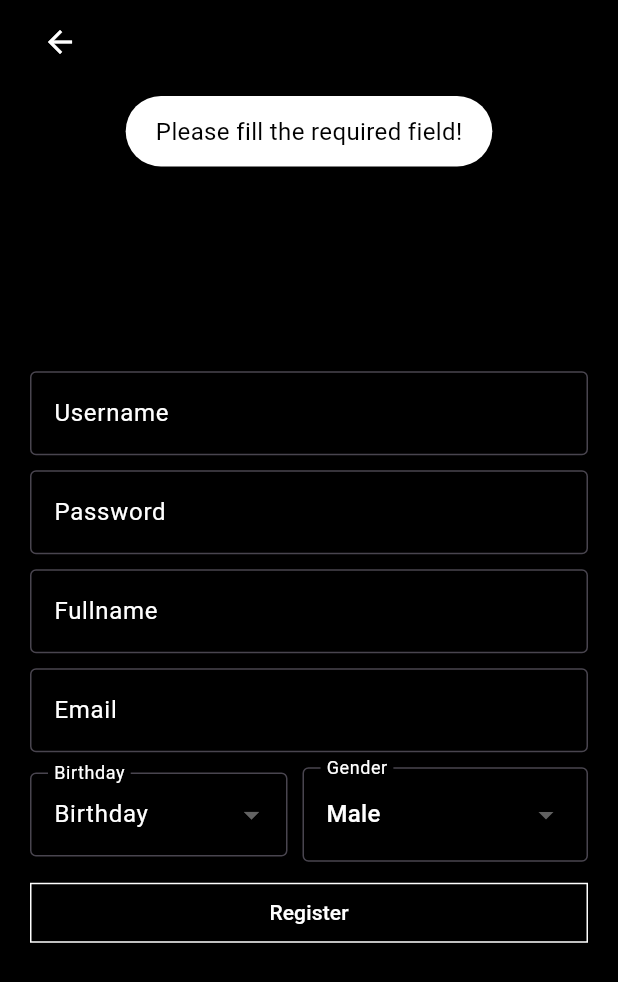
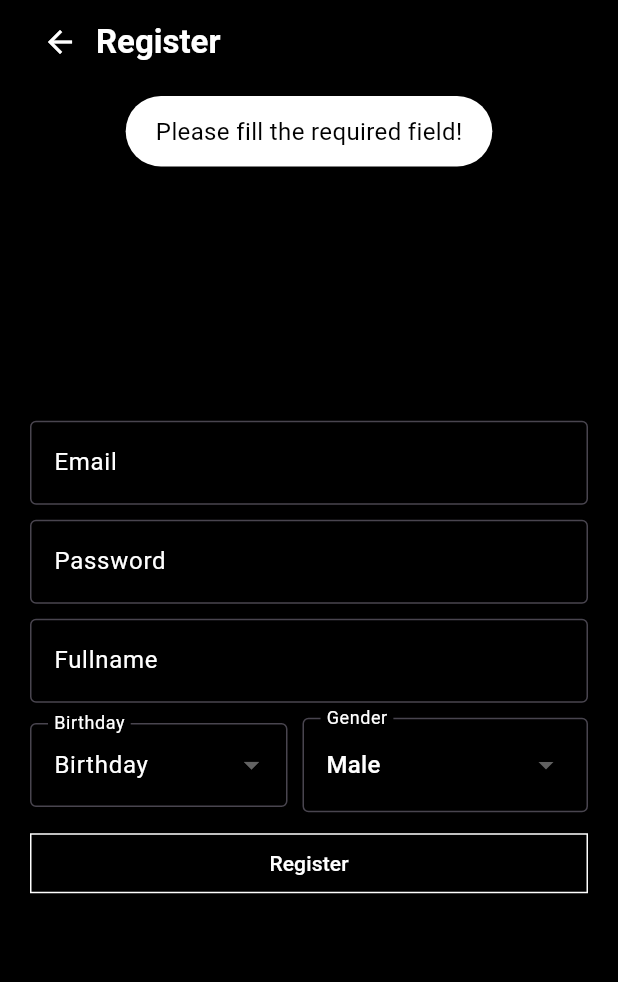
Before and after one commit to 2landhnal/movie_theater, a Flutter app: the SignUpPage screen opened directly, after a tap on "Register", on a phone screen of 412 x 824 dp. Shown: the top 982 px of the screen. Run offline on Flutter 3.47's test engine with Material 3 defaults, Android fonts, the phone set to English and light mode, and no system bars; our stand-ins replace barcode_widget, firebase_auth, firebase_core, firebase_database, fluttertoast, shared_preferences; missing offline and left inert: side_sheet; accounts and stored records are empty; network calls fail.

Commit message:
before_submit

```diff
--- a/lib/config/config_theme.dart
+++ b/lib/config/config_theme.dart
@@ -1,4 +1,20 @@
+import 'package:firebase_auth/firebase_auth.dart';
 import 'package:flutter/material.dart';
+
+class VerifyConfig {
+  static var acs = ActionCodeSettings(
+      // URL you want to redirect back to. The domain (www.example.com) for this
+      // URL must be whitelisted in the Firebase Console.
+      url: 'https://www.google.com',
+      // This must be true
+      handleCodeInApp: true,
+      iOSBundleId: 'com.example.movie_theater',
+      androidPackageName: 'com.example.movie_theater',
+      // installIfNotAvailable
+      androidInstallApp: true,
+      // minimumVersion
+      androidMinimumVersion: '12');
+}
 
 class ThemeConfig {
   static Color nearlyWhiteColor = const Color.fromARGB(255, 196, 196, 196);
--- a/lib/data/dataClasses.dart
+++ b/lib/data/dataClasses.dart
@@ -5,14 +5,14 @@ import 'package:flutter/foundation.dart';
 import 'package:movie_theater/api_services/api_services.dart';
 
 class SystemUser {
-  String username;
+  String uid;
   String name;
   String email;
   String birthday;
   String gender;
   String join_at;
   SystemUser({
-    required this.username,
+    required this.uid,
     required this.name,
     required this.email,
     required this.birthday,
@@ -22,7 +22,7 @@ class SystemUser {
 
   Map<String, dynamic> toMap() {
     return <String, dynamic>{
-      'username': username,
+      'uid': uid,
       'name': name,
       'email': email,
       'birthday': birthday,
@@ -33,7 +33,7 @@ class SystemUser {
 
   factory SystemUser.fromMap(Map<dynamic, dynamic> map) {
     return SystemUser(
-      username: map['username'] as String,
+      uid: map['uid'] as String,
       name: map['name'] as String,
       email: map['email'] as String,
       birthday: map['birthday'] as String,
@@ -50,7 +50,7 @@ class SystemUser {
 
 class Customer extends SystemUser {
   Customer({
-    required super.username,
+    required super.uid,
     required super.name,
     required super.email,
     required super.birthday,
@@ -60,7 +60,7 @@ class Customer extends SystemUser {
   @override
   Map<String, dynamic> toMap() {
     return <String, dynamic>{
-      'username': username,
+      'uid': uid,
       'name': name,
       'email': email,
       'birthday': birthday,
@@ -71,7 +71,7 @@ class Customer extends SystemUser {
 
   factory Customer.fromMap(Map<dynamic, dynamic> map) {
     return Customer(
-      username: map['username'] as String,
+      uid: map['uid'] as String,
       name: map['name'] as String,
       email: map['email'] as String,
       birthday: map['birthday'] as String,
@@ -85,11 +85,13 @@ class Customer extends SystemUser {
 }
 
 class Account {
+  String uid;
   String username;
   String password;
   int role_id;
   String salt;
   Account({
+    required this.uid,
     required this.username,
     required this.password,
     required this.role_id,
@@ -98,6 +100,7 @@ class Account {
 
   Map<String, dynamic> toMap() {
     return <String, dynamic>{
+      'uid': uid,
       'username': username,
       'password': password,
       'role_id': role_id,
@@ -107,6 +110,7 @@ class Account {
 
   factory Account.fromMap(Map<dynamic, dynamic> map) {
     return Account(
+      uid: map['uid'] as String,
       username: map['username'] as String,
       password: map['password'] as String,
       role_id: map['role_id'] as int,
--- a/lib/pages/home/widgets/side_sheet_active_button.dart
+++ b/lib/pages/home/widgets/side_sheet_active_button.dart
@@ -62,8 +62,8 @@ class SideSheetActiveButton extends StatelessWidget {
                         ),
                         const SizedBox(height: 10),
                         Text(
-                          GlobalUtils.currentAccount != null
-                              ? GlobalUtils.currentAccount!.username
+                          GlobalUtils.currentCustomer != null
+                              ? GlobalUtils.currentCustomer!.name
                               : "username",
                           style: const TextStyle(color: Colors.white),
                         ),
@@ -145,7 +145,7 @@ class SideSheetActiveButton extends StatelessWidget {
                               buttonText: "Log In",
                               func: () => context
                                   .read<GlobalUtils>()
-                                  .loginFunc(context),
+                                  .naviToLogin(context),
                             ),
                             SideSheetButton(
                                 buttonText: "Register",
--- a/lib/pages/pay/pay_page.dart
+++ b/lib/pages/pay/pay_page.dart
@@ -190,7 +190,7 @@ class PayPage extends StatelessWidget {
             onPressed: () async {
               _loading.value = true;
               Bill newBill = Bill(
-                userId: GlobalUtils.currentAccount!.username,
+                userId: GlobalUtils.currentAccount!.uid!,
                 date: DateTime.now().toString(),
                 voucherId: "null",
                 paymentMethodId: paymentMethodList[_currentIndex.value].id,
--- a/lib/pages/sign up/signup_page.dart
+++ b/lib/pages/sign up/signup_page.dart
@@ -1,3 +1,5 @@
+import 'dart:developer';
+
 import 'package:firebase_auth/firebase_auth.dart';
 import 'package:flutter/cupertino.dart';
 import 'package:flutter/material.dart';
@@ -5,11 +7,13 @@ import 'package:flutter/widgets.dart';
 import 'package:fluttertoast/fluttertoast.dart';
 import 'package:intl/intl.dart';
 import 'package:movie_theater/api_services/api_services.dart';
+import 'package:movie_theater/config/config_theme.dart';
 import 'package:movie_theater/data/dataClasses.dart';
 import 'package:movie_theater/helpers/helper.dart';
 import 'package:movie_theater/my_app.dart';
 import 'package:movie_theater/pages/home/widgets/appbar_back_button.dart';
 import 'package:movie_theater/utils/asset.dart';
+import 'package:movie_theater/utils/notify.dart';
 import 'package:provider/provider.dart';
 
 class SignUpPage extends StatefulWidget {
@@ -25,48 +29,62 @@ class signupPageState extends State<SignUpPage> {
   bool datePicked = false;
   static List<String> genderList = <String>['Male', 'Female', 'Other'];
   String _dropDownValue = "Male";
-  TextEditingController usernameTxtCtrl = TextEditingController(),
-      passwordTxtCtrl = TextEditingController(),
+  TextEditingController passwordTxtCtrl = TextEditingController(),
       nameTxtCtrl = TextEditingController(),
       emailTxtCtrl = TextEditingController();
 
-  void signup() async {
-    print("Sign UPPPPPPPPPP");
-    if (usernameTxtCtrl.text == "" ||
-        passwordTxtCtrl.text == "" ||
+  void sendVerify() {
+    if (passwordTxtCtrl.text == "" ||
         nameTxtCtrl.text == "" ||
         emailTxtCtrl.text == "") {
-      Fluttertoast.showToast(
-          msg: "Please fill the required field!",
-          toastLength: Toast.LENGTH_SHORT,
-          gravity: ToastGravity.TOP,
-          timeInSecForIosWeb: 1,
-          textColor: Colors.black,
-          backgroundColor: Colors.white,
-          fontSize: 16.0);
+      MyNotifier.ShowToast("Please fill the required field!");
       return;
     }
-    var checkAccount =
-        await APIService.getAccountByAccount(usernameTxtCtrl.text);
-    if (checkAccount != null) {
-      Fluttertoast.showToast(
-          msg: "Username already exist!",
-          toastLength: Toast.LENGTH_SHORT,
-          gravity: ToastGravity.TOP,
-          timeInSecForIosWeb: 1,
-          textColor: Colors.black,
-          backgroundColor: Colors.white,
-          fontSize: 16.0);
+    FirebaseAuth.instance
+        .sendSignInLinkToEmail(
+            email: emailTxtCtrl.text, actionCodeSettings: VerifyConfig.acs)
+        .catchError(
+            (onError) => print('Error sending email verification $onError'))
+        .then((value) => print('Successfully sent email verification'));
+  }
+
+  void signup() async {
+    UserCredential userCredential;
+    print("Sign UPPPPPPPPPP");
+    if (passwordTxtCtrl.text == "" ||
+        nameTxtCtrl.text == "" ||
+        emailTxtCtrl.text == "") {
+      MyNotifier.ShowToast("Please fill the required field!");
+      return;
+    }
+    try {
+      userCredential = await FirebaseAuth.instance
+          .createUserWithEmailAndPassword(
+              email: emailTxtCtrl.text, password: passwordTxtCtrl.text);
+    } on FirebaseAuthException catch (e) {
+      if (e.code == 'weak-password') {
+        MyNotifier.ShowToast("The password provided is too weak!");
+        return;
+      } else if (e.code == 'email-already-in-use') {
+        MyNotifier.ShowToast("Username already exist!");
+        return;
+      } else {
+        MyNotifier.ShowToast(e.code);
+        return;
+      }
+    } catch (e) {
+      print(e);
       return;
     }
     String salt = MyHelper.getSalt();
     Account account = Account(
-        username: usernameTxtCtrl.text,
+        uid: userCredential.user!.uid,
+        username: emailTxtCtrl.text,
         password: MyHelper.hash(passwordTxtCtrl.text + salt),
         role_id: 3,
         salt: salt);
     Customer customer = Customer(
-      username: usernameTxtCtrl.text,
+      uid: userCredential.user!.uid,
       name: nameTxtCtrl.text,
       email: emailTxtCtrl.text,
       birthday: formatter.format(selectedDate).toString(),
@@ -74,18 +92,11 @@ class signupPageState extends State<SignUpPage> {
       join_at: DateFormat('yyyy-MM-dd').format(DateTime.now()),
     );
     await APIService.pushToFireBase(
-        "accounts/${usernameTxtCtrl.text}/", account.toMap());
+        "accounts/${account.uid}/", account.toMap());
     await APIService.pushToFireBase(
-        "customers/${usernameTxtCtrl.text}/", customer.toMap());
-    context.read<GlobalUtils>().loginFunc(context);
-    Fluttertoast.showToast(
-        msg: "Register success!",
-        toastLength: Toast.LENGTH_SHORT,
-        gravity: ToastGravity.TOP,
-        timeInSecForIosWeb: 1,
-        textColor: Colors.black,
-        backgroundColor: Colors.white,
-        fontSize: 16.0);
+        "customers/${customer.uid}/", customer.toMap());
+    context.read<GlobalUtils>().naviToLogin(context);
+    MyNotifier.ShowToast("Register success!");
   }
 
   Future<void> _selectDate(BuildContext context) async {
@@ -109,7 +120,20 @@ class signupPageState extends State<SignUpPage> {
       appBar: AppBar(
         automaticallyImplyLeading: false,
         backgroundColor: Colors.black,
-        title: const AppBarBackButton(),
+        title: const Row(
+          children: [
+            AppBarBackButton(),
+            Text(
+              "Register",
+              overflow: TextOverflow.fade,
+              softWrap: false,
+              style: TextStyle(
+                color: Colors.white,
+                fontWeight: FontWeight.bold,
+              ),
+            ),
+          ],
+        ),
       ),
       body: Container(
         padding: const EdgeInsets.symmetric(horizontal: 20),
@@ -125,13 +149,13 @@ class signupPageState extends State<SignUpPage> {
                     child: Column(
                       mainAxisAlignment: MainAxisAlignment.center,
                       children: [
-                        UsernameField(ctrl: usernameTxtCtrl),
+                        //UsernameField(ctrl: usernameTxtCtrl),
+                        //const SizedBox(height: 10),
+                        EmailField(ctrl: emailTxtCtrl),
                         const SizedBox(height: 10),
                         PasswordField(ctrl: passwordTxtCtrl),
                         const SizedBox(height: 10),
                         NameField(ctrl: nameTxtCtrl),
-                        const SizedBox(height: 10),
-                        EmailField(ctrl: emailTxtCtrl),
                         const SizedBox(height: 10),
                         Row(
                           mainAxisAlignment: MainAxisAlignment.spaceBetween,
--- /dev/null
+++ b/lib/utils/notify.dart
@@ -0,0 +1,15 @@
+import 'package:flutter/material.dart';
+import 'package:fluttertoast/fluttertoast.dart';
+
+class MyNotifier {
+  static void ShowToast(String s) {
+    Fluttertoast.showToast(
+        msg: s,
+        toastLength: Toast.LENGTH_SHORT,
+        gravity: ToastGravity.TOP,
+        timeInSecForIosWeb: 1,
+        textColor: Colors.black,
+        backgroundColor: Colors.white,
+        fontSize: 16.0);
+  }
+}
```
Also changed, not shown: lib/api_services/api_services.dart (+37 -27 lines), lib/pages/login/login_page.dart (+43 -35 lines), lib/utils/asset.dart (+13 -53 lines), lib/firebase_options.dart, 1 other file.
